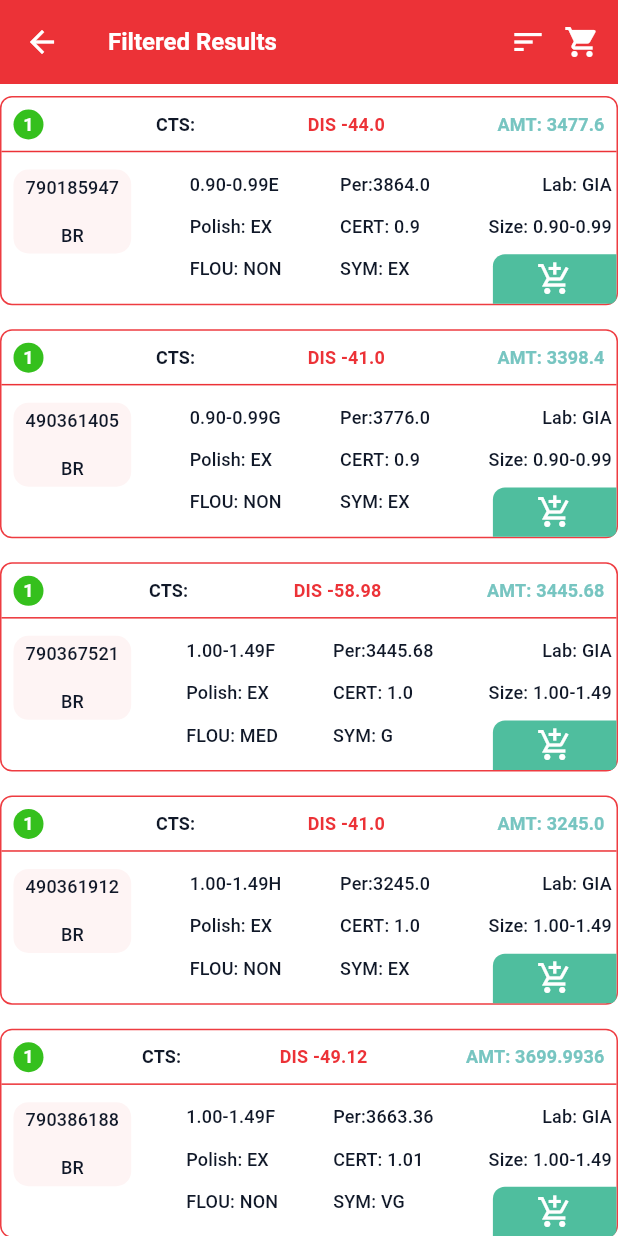
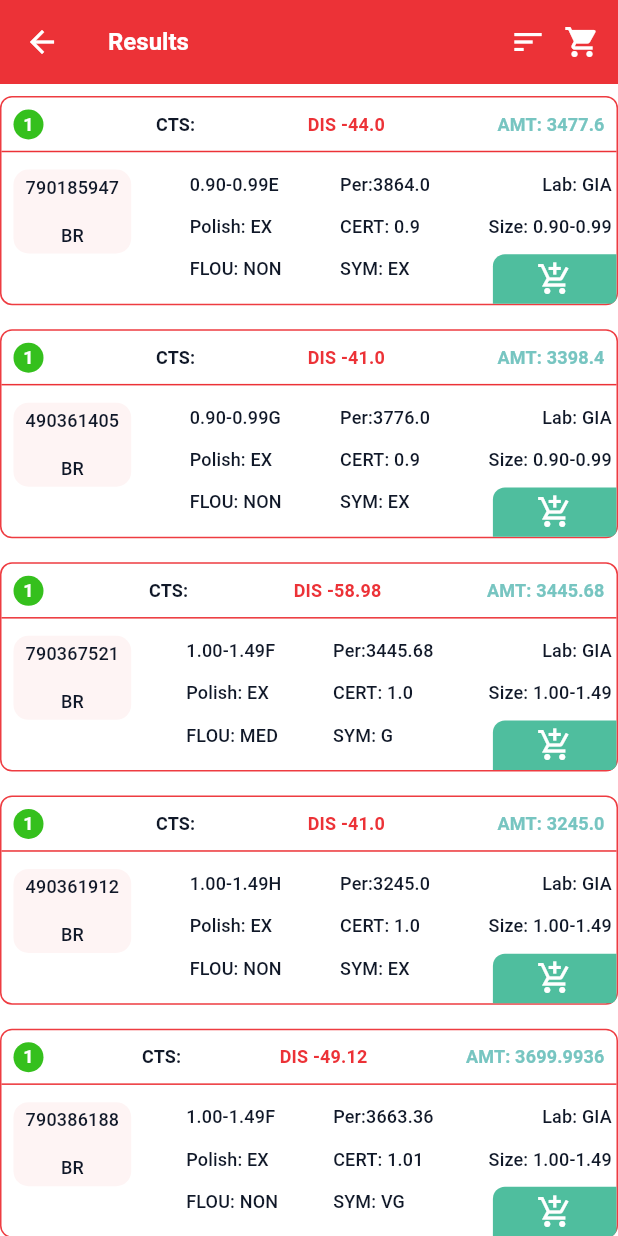
Before and after one commit to chiragar/kgk-Demo, a Flutter app: the screen it shows after launch, after a tap on "Show Results", on a phone screen of 412 x 824 dp. Run offline on Flutter 3.47's test engine with Material 3 defaults, Android fonts, the phone set to English and light mode, and no system bars; our stand-ins replace equatable, flutter_bloc, fluttertoast; Roboto replaces fonts that are missing (SF Pro Display).

Commit message:
Mobile wise updated

```diff
--- a/lib/src/ui/screen/cart_screen.dart
+++ b/lib/src/ui/screen/cart_screen.dart
@@ -163,7 +163,7 @@ class CartScreen extends StatelessWidget {
                                     borderRadius: BorderRadius.only(
                                         bottomRight: Radius.circular(3),
                                         topLeft: Radius.circular(8)),
-                                    color: AppColor.kLightTealColor,
+                                    color: AppColor.appBarColor,
                                   ),
                                   child: const Icon(
                                     Icons.remove_shopping_cart_sharp,
--- a/lib/src/ui/screen/filter_screen.dart
+++ b/lib/src/ui/screen/filter_screen.dart
@@ -6,6 +6,7 @@ import 'package:kgk/src/core/constant/app_navigation.dart';
 import 'package:kgk/src/core/constant/app_textstyle.dart';
 import 'package:kgk/src/data/model/datas.dart';
 import 'package:kgk/src/data/model/static/data_static.dart';
+import 'package:kgk/src/data/model/stone_shape.dart';
 import 'package:kgk/src/ui/screen/cart_screen.dart';
 import 'package:kgk/src/ui/screen/result_screen.dart';
 import 'package:kgk/src/ui/widget/custom_gradient_button.dart';
@@ -27,7 +28,7 @@ class FilterScreen extends StatelessWidget {
           IconButton(
             icon: const Icon(Icons.shopping_cart),
             onPressed: () =>
-              AppNavigation.pushTo(CartScreen()),
+              AppNavigation.pushTo(const CartScreen()),
           )
         ],
       ),
@@ -41,60 +42,34 @@ class FilterScreen extends StatelessWidget {
                   builder: (context, state) {
                     return SizedBox(
                       height: MediaQuery.sizeOf(context).height * 0.3,
-                      child: GridView.builder(
-                          padding: EdgeInsets.zero,
-                          gridDelegate: const SliverGridDelegateWithFixedCrossAxisCount(
-                            crossAxisCount: 5, // Number of columns in the grid
-                            crossAxisSpacing: 10,
-                            mainAxisSpacing: 10,
-                            childAspectRatio: 3, // Adjust based on your UI needs
-                          ),
-                          itemCount: stoneShapeData.length,
-                          shrinkWrap: true,
+                      child: ListView.builder(
+                        scrollDirection: Axis.horizontal,
+                        itemCount: (stoneShapeData.length / 2).ceil(), // Ensuring all items are included
+                        itemBuilder: (context, index) {
+                          int firstIndex = index * 2;
+                          int secondIndex = firstIndex + 1;
 
-                          itemBuilder: (context, index) {
-                            final stoneShape = stoneShapeData[index];
-                            final isSelected = state.selectedStoneShape?.id == stoneShape.id;
+                          final firstStoneShape = stoneShapeData[firstIndex];
+                          final isSelectedFirst = state.selectedStoneShape?.id == firstStoneShape.id;
 
-                            return GestureDetector(
-                              onTap: () {
-                                context.read<FilterBloc>().add(SelectStoneShape(stoneShape));
-                              },
-                              child: Container(
-                                alignment: Alignment.center,
-                              decoration: BoxDecoration(
-                              color: isSelected ? Colors.blue : Colors.white,
-                            borderRadius: BorderRadius.circular(10),
-                            border: Border.all(
-                            color: isSelected ? Colors.blueAccent : Colors.grey,
-                            width: 2,
-                            ),
-                                boxShadow: [
-                                  BoxShadow(
-                                    color: Colors.black12,
-                                    blurRadius: 4,
-                                    spreadRadius: 1,
-                                  )
-                                ],),
+                          final bool hasSecond = secondIndex < stoneShapeData.length;
+                          final secondStoneShape = hasSecond ? stoneShapeData[secondIndex] : null;
+                          final isSelectedSecond = secondStoneShape != null &&
+                              state.selectedStoneShape?.id == secondStoneShape.id;
+
+                          return Container(
+                            margin: EdgeInsets.symmetric(horizontal: 8),
                             child: Column(
                               mainAxisSize: MainAxisSize.min,
                               children: [
-                              stoneShape.stoneImage != null && stoneShape.stoneImage!.isNotEmpty
-                                  ? Image.network(stoneShape.stoneImage!, height: 50) // Display image if available
-                                  : Icon(Icons.image_not_supported, size: 50, color: Colors.grey),
-                              SizedBox(height: 5),
-                              Text(
-                                stoneShape.stoneName ?? "No Name",
-                                style: TextStyle(
-                                  fontWeight: FontWeight.bold,
-                                  color: isSelected ? Colors.white : Colors.black,
-                                ),
-                              ),
-                            ],)
-                              ),
-                            );
-                          }
-                      ),
+                                buildStoneItem(context, firstStoneShape, isSelectedFirst),
+                                SizedBox(height: 4),
+                                if (hasSecond) buildStoneItem(context, secondStoneShape!, isSelectedSecond),
+                              ],
+                            ),
+                          );
+                        },
+                      )
                     );}),
 
               _buildSizeInputRow(context),
@@ -164,7 +139,7 @@ class FilterScreen extends StatelessWidget {
               decoration: const BoxDecoration(
                 gradient: AppColor.buttonGradient
               ),
-              child:  Text("Add Filter Size", style: AppTextStyle.ts20(color: AppColor.kWhiteColor))),
+              child:  Text("+", textAlign: TextAlign.center,style: AppTextStyle.ts20(color: AppColor.kWhiteColor))),
         ),
       ],
     );
@@ -219,7 +194,7 @@ class FilterScreen extends StatelessWidget {
               );
             },
           ),
-        ):SizedBox.shrink();
+        ):const SizedBox.shrink();
       },
     );
   }
@@ -235,4 +210,48 @@ class FilterScreen extends StatelessWidget {
     );
   }
 
+  Widget buildStoneItem(BuildContext context, StoneShape stoneShape, bool isSelected) {
+    var size=MediaQuery.sizeOf(context);
+    return GestureDetector(
+      onTap: () {
+        context.read<FilterBloc>().add(SelectStoneShape(stoneShape)); // Ensure BlocProvider is above
+      },
+      child: Container(
+        width:size.width*0.2, // Adjust width based on your UI
+        padding: EdgeInsets.all(8),
+        alignment: Alignment.center,
+        decoration: BoxDecoration(
+          color: isSelected ? Colors.blue : Colors.white,
+          borderRadius: BorderRadius.circular(10),
+          border: Border.all(
+            color: isSelected ? Colors.blueAccent : Colors.grey,
+            width: 2,
+          ),
+          boxShadow: [
+            BoxShadow(
+              color: Colors.black12,
+              blurRadius: 4,
+              spreadRadius: 1,
+            )
+          ],
+        ),
+        child: Column(
+          mainAxisSize: MainAxisSize.min,
+          children: [
+            stoneShape.stoneImage != null && stoneShape.stoneImage!.isNotEmpty
+                ? Image.asset(stoneShape.stoneImage!,height: size.width*0.15,   fit: BoxFit.contain)
+                : Icon(Icons.image_not_supported, size: size.width*0.15, color: Colors.grey),
+            SizedBox(height: 5),
+            Text(
+              stoneShape.stoneName ?? "No Name",
+              style: TextStyle(
+                fontWeight: FontWeight.bold,
+                color: isSelected ? Colors.white : Colors.black,
+              ),
+            ),
+          ],
+        ),
+      ),
+    );
+  }
 }
--- a/lib/src/ui/screen/result_screen.dart
+++ b/lib/src/ui/screen/result_screen.dart
@@ -13,7 +13,7 @@ class ResultScreen extends StatelessWidget {
     var size = MediaQuery.of(context).size;
     return Scaffold(
       appBar: AppBar(
-        title: const Text("Filtered Results"),
+        title:  const Text("Results"),
         actions: [
           DropdownButton<SortOption>(
             underline: const SizedBox(),
```
